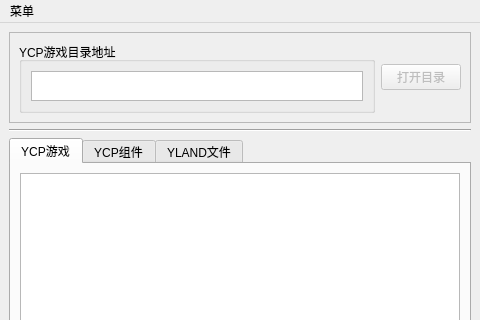
LoveDeathRobots/ylandsbox, file UI/Main.ui: the form before one commit; both pictures show x 0 to 480 and y 0 to 320 of the 480 by 640 pixel window.
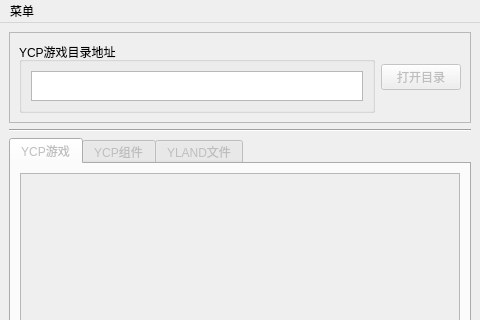
The form after the commit.

Patch:
```diff
--- a/UI/Main.ui
+++ b/UI/Main.ui
@@ -107,6 +107,9 @@
     </item>
     <item>
      <widget class="QTabWidget" name="YCPTAB">
+      <property name="enabled">
+       <bool>false</bool>
+      </property>
       <property name="currentIndex">
        <number>0</number>
       </property>
```
Left out of the diff: 21 changed lines with no effect on the pictures.
